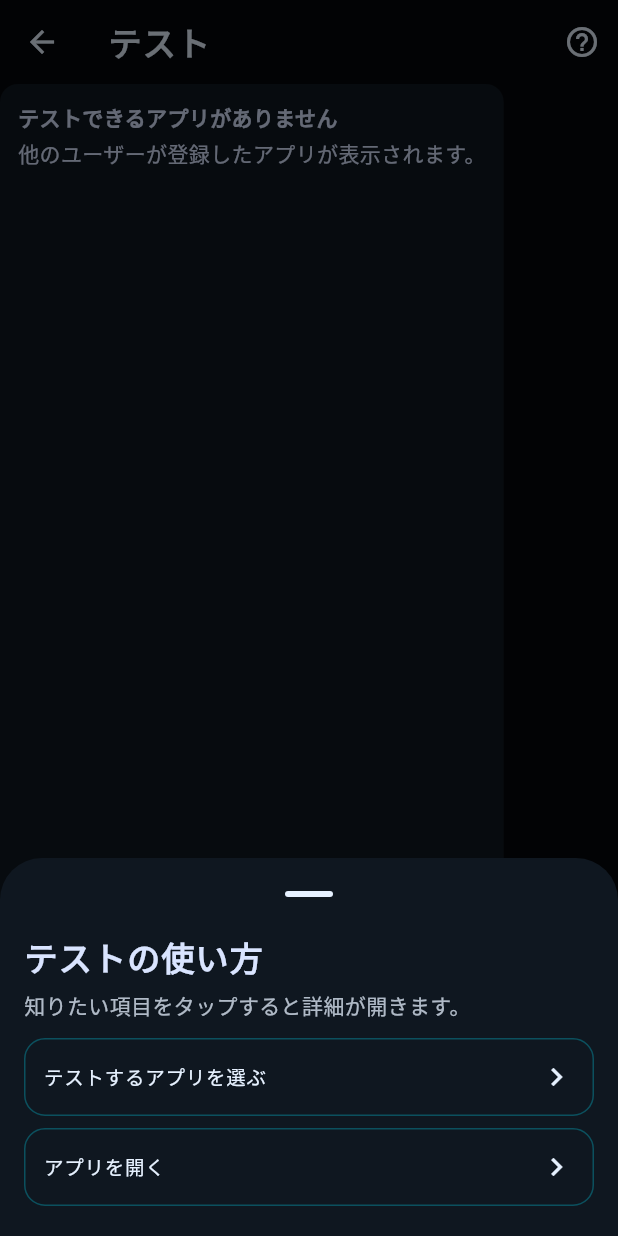
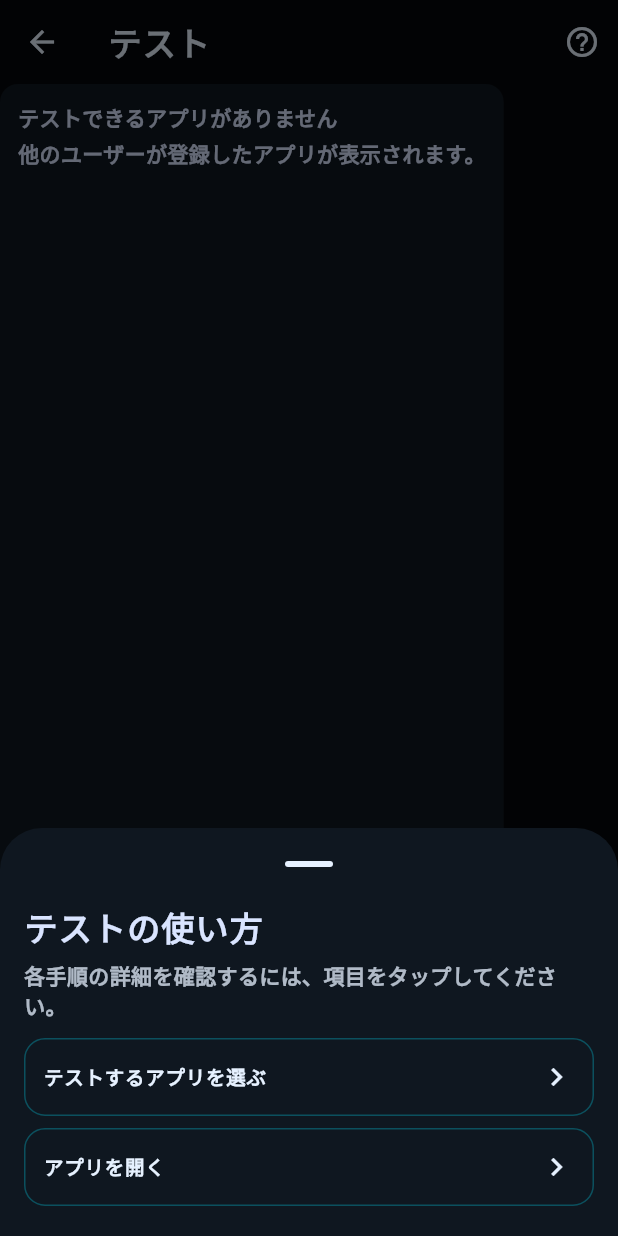
Before and after one commit to yuga1691/hiraku, a Flutter app: the TestScreen screen opened directly, after a tap on the "help outline" icon, on a phone screen of 412 x 824 dp. Run offline on Flutter 3.47's test engine with Material 3 defaults, Android fonts, the phone set to English and light mode, and no system bars; our stand-ins replace cloud_firestore, firebase_auth, firebase_core, image_picker, shared_preferences; accounts and stored records are empty; network calls fail; Roboto replaces fonts that are missing (RobotoMono).

Commit message:
Japanese font

```diff
--- a/lib/models/testing_model.dart
+++ b/lib/models/testing_model.dart
@@ -2,12 +2,16 @@ class TestingModel {
   TestingModel({
     required this.appId,
     required this.name,
+    required this.playUrl,
+    required this.packageName,
     required this.lastOpenedAt,
     required this.openCountByMe,
   });
 
   final String appId;
   final String name;
+  final String playUrl;
+  final String packageName;
   final DateTime? lastOpenedAt;
   final int openCountByMe;
 
@@ -15,6 +19,8 @@ class TestingModel {
     return TestingModel(
       appId: (data['appId'] ?? '') as String,
       name: (data['name'] ?? '') as String,
+      playUrl: (data['playUrl'] ?? '') as String,
+      packageName: (data['packageName'] ?? '') as String,
       lastOpenedAt: (data['lastOpenedAt'] as dynamic)?.toDate(),
       openCountByMe: (data['openCountByMe'] ?? 0) as int,
     );
--- a/lib/screens/test_screen.dart
+++ b/lib/screens/test_screen.dart
@@ -59,25 +59,34 @@ class _TestScreenState extends State<TestScreen> {
       ),
       body: StreamBuilder<List<AppModel>>(
         stream: _firestoreService.watchAvailableApps(),
-        builder: (context, snapshot) {
-          if (snapshot.connectionState == ConnectionState.waiting) {
+        builder: (context, appsSnapshot) {
+          return StreamBuilder(
+            stream: _firestoreService.watchTestingHistory(user.uid),
+            builder: (context, historySnapshot) {
+              if (appsSnapshot.connectionState == ConnectionState.waiting ||
+                  historySnapshot.connectionState == ConnectionState.waiting) {
                 return const Center(child: CircularProgressIndicator());
               }
-          if (snapshot.hasError) {
+              if (appsSnapshot.hasError) {
                 return EmptyState(
                   title: 'テスト一覧を読み込めません',
-              message: '読み込み中にエラーが発生しました: ${snapshot.error}',
+                  message: '読み込み中にエラーが発生しました: ${appsSnapshot.error}',
                 );
               }
-          final apps = snapshot.data ?? [];
-          if (apps.isEmpty) {
-            return const EmptyState(
-              title: 'テストできるアプリがありません',
-              message: '他のユーザーが登録したアプリが表示されます。',
+              if (historySnapshot.hasError) {
+                return EmptyState(
+                  title: 'テスト履歴を読み込めません',
+                  message: '読み込み中にエラーが発生しました: ${historySnapshot.error}',
                 );
               }
-          final visibleApps =
-              apps.where((app) => app.ownerUserId != user.uid).toList();
+              final apps = appsSnapshot.data ?? [];
+              final testedIds = (historySnapshot.data ?? [])
+                  .map((item) => item.appId)
+                  .toSet();
+              final visibleApps = apps
+                  .where((app) => app.ownerUserId != user.uid)
+                  .where((app) => !testedIds.contains(app.id))
+                  .toList();
               if (visibleApps.isEmpty) {
                 return const EmptyState(
                   title: 'テストできるアプリがありません',
@@ -95,6 +104,8 @@ class _TestScreenState extends State<TestScreen> {
                     app: app,
                     loading: loading,
                     onOpen: () => _showAppDetails(user.uid, app),
+                  );
+                },
               );
             },
           );
--- a/lib/screens/usage_guide_screen.dart
+++ b/lib/screens/usage_guide_screen.dart
@@ -7,18 +7,27 @@ class UsageGuideScreen extends StatelessWidget {
 
   static const _sections = [
     UsageHelpSection(
-      title: 'STEP 1: テスターを探す',
-      body: '仮の説明文です。アプリを開いてテスト一覧から気になるアプリを選びます。',
+      title: 'STEP 1: Googleグループに参加',
+      body:
+          '運用チームが案内するGoogleグループに参加してください。参加後は、メールの案内に従って設定を確認します。',
       assetPath: 'assets/guide/placeholder.png',
     ),
     UsageHelpSection(
-      title: 'STEP 2: アプリを登録する',
-      body: '仮の説明文です。自分のアプリを登録してテスターに見てもらいます。',
+      title: 'STEP 2: アプリを登録',
+      body:
+          'アプリのURLとテスト用の情報を登録します。案内メールの手順に沿って、入力と登録を完了してください。',
       assetPath: 'assets/guide/placeholder.png',
     ),
     UsageHelpSection(
-      title: 'STEP 3: マイページで履歴を見る',
-      body: '仮の説明文です。テスト履歴や登録状況を確認します。',
+      title: 'STEP 3: 14日間アプリを起動',
+      body:
+          'クローズドテストの期間中は、毎日アプリを起動してください。運用チームからの連絡がある場合は、指示に従って対応してください。',
+      assetPath: 'assets/guide/placeholder.png',
+    ),
+    UsageHelpSection(
+      title: '注意事項',
+      body:
+          '運用チームからの連絡やテスター向けの指示は必ず確認してください。テスト期間中はアプリを削除しないようにお願いします。',
       assetPath: 'assets/guide/placeholder.png',
     ),
   ];
@@ -32,10 +41,10 @@ class UsageGuideScreen extends StatelessWidget {
         actions: [
           IconButton(
             icon: const Icon(Icons.help_outline),
-            tooltip: '使い方を見る',
+            tooltip: '使い方を開く',
             onPressed: () => showUsageHelpSheet(
               context,
-              title: '使い方（全体）',
+              title: '使い方のガイド',
               sections: _sections,
             ),
           ),
@@ -59,8 +68,9 @@ class UsageGuideScreen extends StatelessWidget {
                 Text('HIRAKU の使い方', style: theme.textTheme.titleLarge),
                 const SizedBox(height: 8),
                 Text(
-                  'ここではアプリの使い方をまとめています。内容は仮の文章なので、後で編集してください。',
+                  'この画面ではアプリの基本的な使い方をご案内します。詳細は運用チームからの案内をご確認ください。',
                   style: theme.textTheme.bodyMedium?.copyWith(
+                    fontWeight: FontWeight.bold,
                     color: theme.colorScheme.onSurface.withOpacity(0.8),
                   ),
                 ),
@@ -112,6 +122,7 @@ class _GuideCard extends StatelessWidget {
               Text(
                 section.body,
                 style: theme.textTheme.bodyMedium?.copyWith(
+                  fontWeight: FontWeight.bold,
                   color: theme.colorScheme.onSurface.withOpacity(0.8),
                 ),
               ),
--- a/lib/widgets/help_sheet.dart
+++ b/lib/widgets/help_sheet.dart
@@ -48,8 +48,9 @@ class _HelpSheetContent extends StatelessWidget {
             Text(title, style: theme.textTheme.titleLarge),
             const SizedBox(height: 8),
             Text(
-              '知りたい項目をタップすると詳細が開きます。',
+              '各手順の詳細を確認するには、項目をタップしてください。',
               style: theme.textTheme.bodyMedium?.copyWith(
+                fontWeight: FontWeight.bold,
                 color: theme.colorScheme.onSurface.withOpacity(0.75),
               ),
             ),
@@ -125,6 +126,7 @@ class _HelpExpansionTileState extends State<_HelpExpansionTile> {
           Text(
             section.body,
             style: theme.textTheme.bodyMedium?.copyWith(
+              fontWeight: FontWeight.bold,
               color: theme.colorScheme.onSurface.withOpacity(0.8),
             ),
           ),
--- a/pubspec.yaml
+++ b/pubspec.yaml
@@ -70,6 +70,7 @@ flutter:
   #   - images/a_dot_ham.jpeg
   assets:
     - assets/guide/
+    - assets/fonts/
 
   # An image asset can refer to one or more resolution-specific "variants", see
   # https://flutter.dev/to/resolution-aware-images
@@ -96,3 +97,7 @@ flutter:
   #
   # For details regarding fonts from package dependencies,
   # see https://flutter.dev/to/font-from-package
+  fonts:
+    - family: NotoSansJP
+      fonts:
+        - asset: assets/fonts/NotoSansJP[wght].ttf
```
Also changed, not shown: lib/main.dart (+23 -6 lines), lib/models/app_model.dart (+12 -0 lines), lib/screens/my_page_screen.dart (+41 -0 lines), lib/services/firestore_service.dart (+77 -5 lines), lib/services/launcher_service.dart (+23 -0 lines), lib/widgets/my_app_card.dart (+12 -0 lines), 1 other file. Lines whose indentation alone changed are shown as unchanged.
